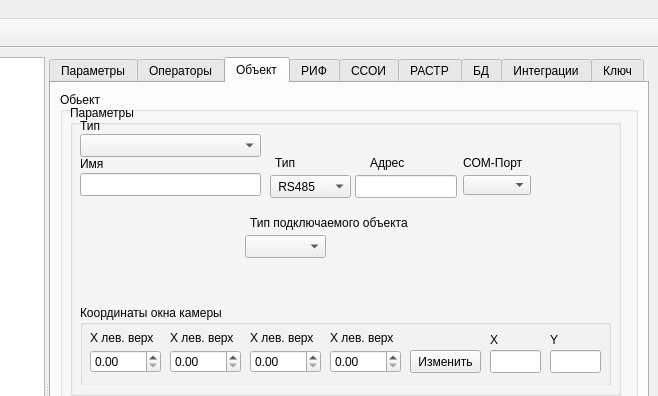
xXRadioHeadXx/start7, file m_cfg/MainWindowCFG.ui: the form before one commit; both pictures show x 424 to 1082 and y 0 to 396 of the 1082 by 772 pixel window.
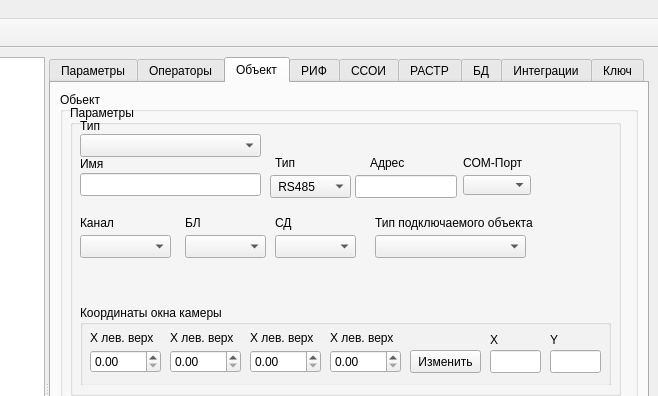
The form after the commit. The open tabs and pages were chosen to show the change. Icons and pictures are not drawn. Custom widgets are drawn as their Qt base class.

```diff
--- a/m_cfg/MainWindowCFG.ui
+++ b/m_cfg/MainWindowCFG.ui
@@ -993,9 +993,9 @@
               <widget class="QComboBox" name="SSOI_SD_OutType">
                <property name="geometry">
                 <rect>
-                 <x>175</x>
+                 <x>305</x>
                  <y>30</y>
-                 <width>81</width>
+                 <width>151</width>
                  <height>23</height>
                 </rect>
                </property>
@@ -1003,7 +1003,7 @@
               <widget class="QLabel" name="label_111">
                <property name="geometry">
                 <rect>
-                 <x>180</x>
+                 <x>305</x>
                  <y>10</y>
                  <width>181</width>
                  <height>16</height>
@@ -1013,6 +1013,75 @@
                 <string>Тип подключаемого объекта</string>
                </property>
               </widget>
+              <widget class="QComboBox" name="SSOI_SD_Num2">
+               <property name="geometry">
+                <rect>
+                 <x>115</x>
+                 <y>30</y>
+                 <width>81</width>
+                 <height>23</height>
+                </rect>
+               </property>
+              </widget>
+              <widget class="QComboBox" name="SSOI_SD_Num3">
+               <property name="geometry">
+                <rect>
+                 <x>205</x>
+                 <y>30</y>
+                 <width>81</width>
+                 <height>23</height>
+                </rect>
+               </property>
+              </widget>
+              <widget class="QLabel" name="label_98">
+               <property name="geometry">
+                <rect>
+                 <x>115</x>
+                 <y>10</y>
+                 <width>81</width>
+                 <height>16</height>
+                </rect>
+               </property>
+               <property name="text">
+                <string>БЛ</string>
+               </property>
+              </widget>
+              <widget class="QLabel" name="label_99">
+               <property name="geometry">
+                <rect>
+                 <x>10</x>
+                 <y>10</y>
+                 <width>71</width>
+                 <height>16</height>
+                </rect>
+               </property>
+               <property name="text">
+                <string>Канал</string>
+               </property>
+              </widget>
+              <widget class="QLabel" name="label_100">
+               <property name="geometry">
+                <rect>
+                 <x>205</x>
+                 <y>10</y>
+                 <width>71</width>
+                 <height>16</height>
+                </rect>
+               </property>
+               <property name="text">
+                <string>СД</string>
+               </property>
+              </widget>
+              <widget class="QComboBox" name="SSOI_SD_Num1">
+               <property name="geometry">
+                <rect>
+                 <x>10</x>
+                 <y>30</y>
+                 <width>91</width>
+                 <height>23</height>
+                </rect>
+               </property>
+              </widget>
              </widget>
              <widget class="QWidget" name="SSOI_IU_groupbox">
               <widget class="QComboBox" name="SSOI_IU_Num1">
```
Left out of the diff: 2 changed lines with no effect on the pictures.
